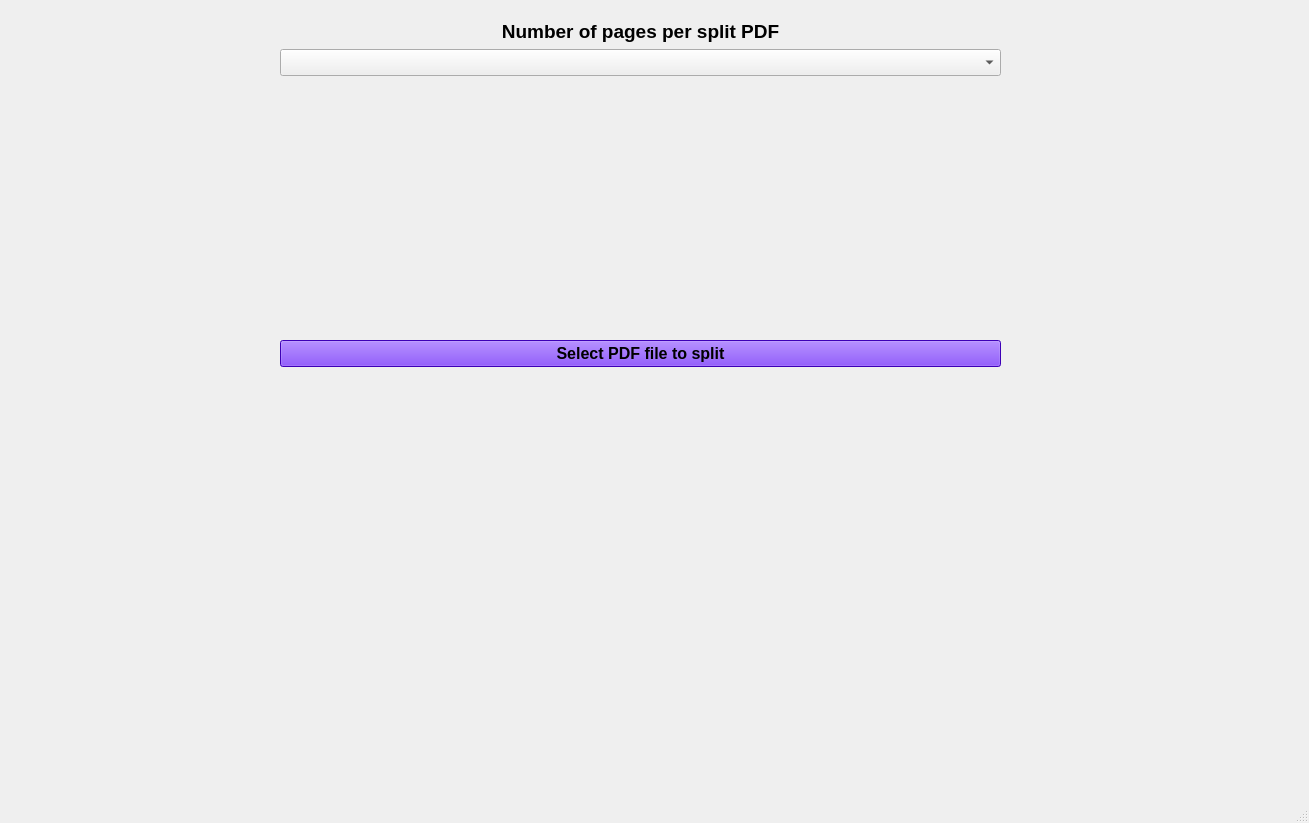
PaNDanese/pdf_splitter, file splitter.ui: the form before one commit.
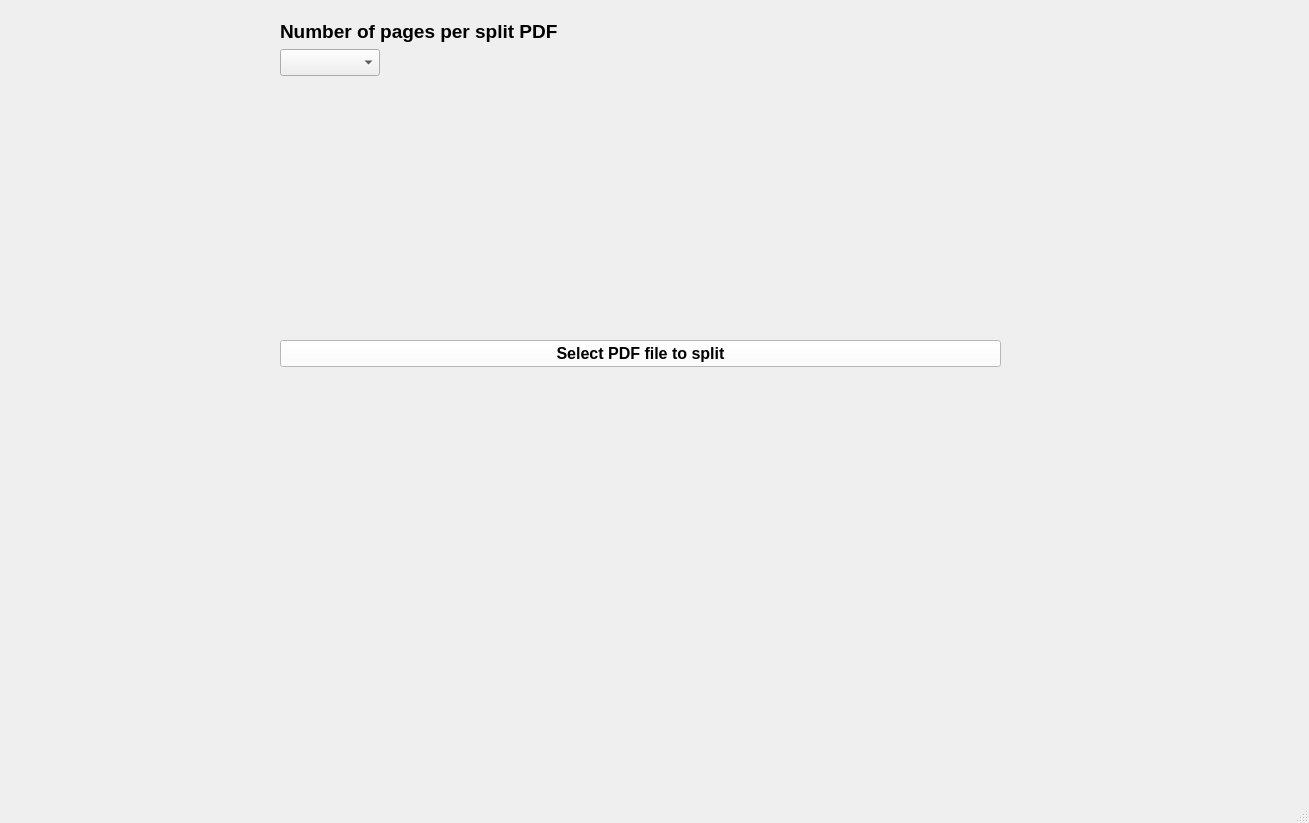
The form after the commit.

```diff
--- a/splitter.ui
+++ b/splitter.ui
@@ -13,6 +13,9 @@
   <property name="windowTitle">
    <string>MainWindow</string>
   </property>
+  <property name="styleSheet">
+   <string notr="true"/>
+  </property>
   <widget class="QWidget" name="centralwidget">
    <widget class="QWidget" name="verticalLayoutWidget">
     <property name="geometry">
@@ -26,6 +29,9 @@
     <layout class="QVBoxLayout" name="verticalLayout">
      <item>
       <widget class="QLabel" name="label">
+       <property name="styleSheet">
+        <string notr="true"/>
+       </property>
        <property name="text">
         <string>&lt;html&gt;&lt;head/&gt;&lt;body&gt;&lt;p&gt;&lt;span style=&quot; font-size:14pt; font-weight:600;&quot;&gt;Number of pages per split PDF&lt;/span&gt;&lt;/p&gt;&lt;/body&gt;&lt;/html&gt;</string>
        </property>
@@ -33,7 +39,7 @@
         <bool>true</bool>
        </property>
        <property name="alignment">
-        <set>Qt::AlignBottom|Qt::AlignHCenter</set>
+        <set>Qt::AlignBottom|Qt::AlignLeading|Qt::AlignLeft</set>
        </property>
        <property name="wordWrap">
         <bool>true</bool>
@@ -42,11 +48,20 @@
      </item>
      <item>
       <widget class="QComboBox" name="comboBox">
+       <property name="maximumSize">
+        <size>
+         <width>100</width>
+         <height>16777215</height>
+        </size>
+       </property>
        <property name="font">
         <font>
          <pointsize>12</pointsize>
         </font>
        </property>
+       <property name="styleSheet">
+        <string notr="true"/>
+       </property>
       </widget>
      </item>
      <item>
@@ -79,8 +94,8 @@
           <colorrole role="Button">
            <brush brushstyle="SolidPattern">
             <color alpha="255">
-             <red>85</red>
-             <green>0</green>
+             <red>255</red>
+             <green>255</green>
              <blue>255</blue>
             </color>
            </brush>
@@ -160,8 +175,8 @@
           <colorrole role="Window">
            <brush brushstyle="SolidPattern">
             <color alpha="255">
-             <red>85</red>
-             <green>0</green>
+             <red>255</red>
+             <green>255</green>
              <blue>255</blue>
             </color>
            </brush>
@@ -216,8 +231,8 @@
           <colorrole role="Button">
            <brush brushstyle="SolidPattern">
             <color alpha="255">
-             <red>85</red>
-             <green>0</green>
+             <red>255</red>
+             <green>255</green>
              <blue>255</blue>
             </color>
            </brush>
@@ -297,8 +312,8 @@
           <colorrole role="Window">
            <brush brushstyle="SolidPattern">
             <color alpha="255">
-             <red>85</red>
-             <green>0</green>
+             <red>255</red>
+             <green>255</green>
              <blue>255</blue>
             </color>
            </brush>
@@ -353,8 +368,8 @@
           <colorrole role="Button">
            <brush brushstyle="SolidPattern">
             <color alpha="255">
-             <red>85</red>
-             <green>0</green>
+             <red>255</red>
+             <green>255</green>
              <blue>255</blue>
             </color>
            </brush>
@@ -425,8 +440,8 @@
           <colorrole role="Base">
            <brush brushstyle="SolidPattern">
             <color alpha="255">
-             <red>85</red>
-             <green>0</green>
+             <red>255</red>
+             <green>255</green>
              <blue>255</blue>
             </color>
            </brush>
@@ -434,8 +449,8 @@
           <colorrole role="Window">
            <brush brushstyle="SolidPattern">
             <color alpha="255">
-             <red>85</red>
-             <green>0</green>
+             <red>255</red>
+             <green>255</green>
              <blue>255</blue>
             </color>
            </brush>
@@ -486,6 +501,9 @@
          <bold>true</bold>
         </font>
        </property>
+       <property name="styleSheet">
+        <string notr="true"/>
+       </property>
        <property name="text">
         <string>Select PDF file to split</string>
        </property>
```
Left out of the diff: 5 changed lines with no effect on the pictures.
